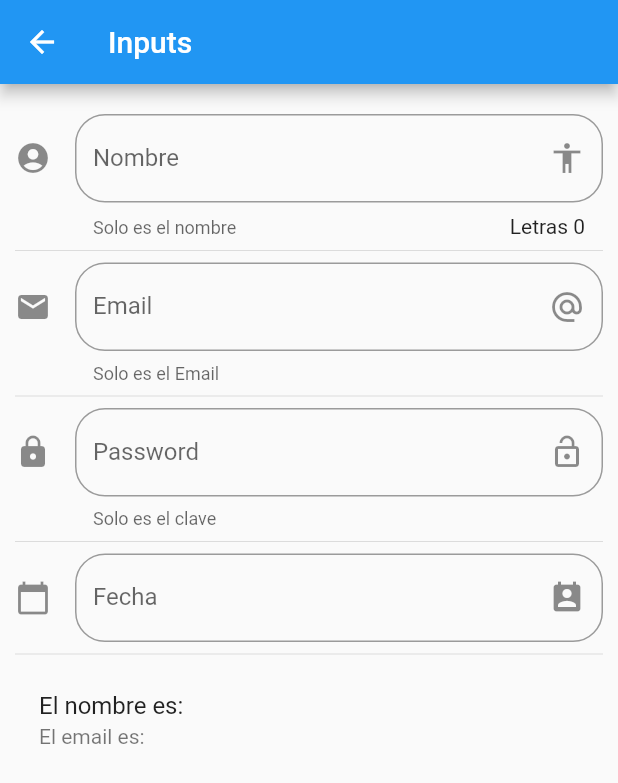
After one commit to rlence/App-Componentes, a Flutter app: the screen it shows after launch, after a tap on "Inputs", on a phone screen of 412 x 824 dp. The commit adds this screen. Shown: the top 783 px of the screen. Run offline on Flutter 3.47's test engine with Material 2 defaults, Android fonts, the phone set to English and light mode, and no system bars; network calls fail.

Commit message:
colocando del data time picker, mas los inputs y el idioma del datePicker

```diff
--- a/data/menu_opts.json
+++ b/data/menu_opts.json
@@ -20,6 +20,11 @@
             "ruta" : "animetedContainer",
             "icon" : "donut_large",
             "texto": "Animeted Container"
+        },
+        {
+            "ruta" : "inputs",
+            "icon" : "input",
+            "texto": "Inputs"
         }
     ]
 }
--- a/lib/main.dart
+++ b/lib/main.dart
@@ -1,6 +1,7 @@
 import 'package:componentes/src/routes/routes.dart';
 import 'package:flutter/material.dart';
 import 'package:componentes/src/page/alert_page.dart';
+import 'package:flutter_localizations/flutter_localizations.dart';
 
 
 void main() => runApp(MyApp());
@@ -12,6 +13,17 @@ class MyApp extends StatelessWidget {
     return MaterialApp(
       title: 'Material App',
       debugShowCheckedModeBanner: false,
+       localizationsDelegates: [
+        // ... app-specific localization delegate[s] here
+        GlobalMaterialLocalizations.delegate,
+        GlobalWidgetsLocalizations.delegate,
+
+      ],
+       supportedLocales: [
+        const Locale('en', 'US'), // English
+        const Locale('es', 'ES'), // Hebrew
+        // ... other locales the app supports
+  ],
       //home: HomePage(),
       initialRoute: '/',
       routes: getAplicationRoutes(),
--- /dev/null
+++ b/lib/src/page/inputs_page.dart
@@ -0,0 +1,170 @@
+import 'package:flutter/material.dart';
+
+
+class InputPage extends StatefulWidget {
+  @override
+  _InputPageState createState() => _InputPageState();
+}
+
+class _InputPageState extends State<InputPage> {
+
+  String _nombre = '';
+  String _email = '';
+  String _fecha = '';
+
+  TextEditingController _inputFiledDateController = new TextEditingController();
+
+  @override
+  Widget build(BuildContext context) {
+    return Scaffold(
+      appBar: AppBar(
+        title: Text('Inputs'),
+      ),
+      body: ListView(
+        padding: EdgeInsets.symmetric(horizontal: 10.0, vertical: 20.0),
+        children: <Widget>[
+          _crearInput(),
+          Divider(),
+          _crearEmail(),
+          Divider(),
+          _crearPassword(),
+          Divider(),
+          _crearFecha( context ),
+          Divider(),
+          _crearPersona(),
+        ],
+      ),
+    );
+  }
+
+  Widget _crearInput() {
+
+    return TextField(
+      //autofocus: true,
+      textCapitalization: TextCapitalization.sentences,
+      decoration: InputDecoration(
+        border: OutlineInputBorder(
+          borderRadius: BorderRadius.circular(20.0),
+        ),
+        counter: Text('Letras ${ _nombre.length }'),
+        labelText: 'Nombre', //este es el nombre que va en la parte superiror del input
+        hintText: 'Nombre de la persona', //este es el plasholder en html como texto de fondo
+        helperText: 'Solo es el nombre',
+        suffixIcon: Icon(Icons.accessibility), //icono al final del input
+        icon: Icon(Icons.account_circle), //icono al prinpicio y al lateral del input
+      ),
+      onChanged: (valor){
+
+        setState(() {
+          _nombre = valor;
+        });
+      },
+    );
+
+  }
+
+
+  Widget  _crearEmail(){
+
+    return TextField(
+      keyboardType: TextInputType.emailAddress,
+      decoration: InputDecoration(
+        border: OutlineInputBorder(
+          borderRadius: BorderRadius.circular(20.0),
+        ),
+        labelText: 'Email', //este es el nombre que va en la parte superiror del input
+        hintText: 'Tu correo electronico', //este es el plasholder en html como texto de fondo
+        helperText: 'Solo es el Email',
+        suffixIcon: Icon(Icons.alternate_email), //icono al final del input
+        icon: Icon(Icons.email), //icono al prinpicio y al lateral del input
+      ),
+      onChanged: (valor){
+
+        setState(() {
+          _email = valor;
+        });
+      },
+    );
+
+  }
+
+
+  Widget _crearPassword(){
+
+    return TextField(
+      obscureText: true,
+      decoration: InputDecoration(
+        border: OutlineInputBorder(
+          borderRadius: BorderRadius.circular(20.0),
+        ),
+        labelText: 'Password', //este es el nombre que va en la parte superiror del input
+        hintText: 'Tu contraseña', //este es el plasholder en html como texto de fondo
+        helperText: 'Solo es el clave',
+        suffixIcon: Icon(Icons.lock_open), //icono al final del input
+        icon: Icon(Icons.lock), //icono al prinpicio y al lateral del input
+      ),
+      onChanged: (valor){
+
+
+      },
+    );
+
+  }
+
+  Widget _crearFecha( BuildContext context ){
+
+    return TextField(
+      controller: _inputFiledDateController,
+      enableInteractiveSelection: false,
+      decoration: InputDecoration(
+        border: OutlineInputBorder(
+          borderRadius: BorderRadius.circular(20.0),
+        ),
+        labelText: 'Fecha', //este es el nombre que va en la parte superiror del input
+        hintText: 'Fecha de namiento', //este es el plasholder en html como texto de fondo
+        suffixIcon: Icon(Icons.perm_contact_calendar), //icono al final del input
+        icon: Icon(Icons.calendar_today), //icono al prinpicio y al lateral del input
+      ),
+      onTap: (){
+
+        FocusScope.of(context).requestFocus(new FocusNode());
+        _selectDate( context );
+
+      },
+    );
+
+  }
+
+  _selectDate( BuildContext context ) async {
+
+    DateTime picked = await showDatePicker(
+      context: context,
+      initialDate: new DateTime.now(), //dia de inicio
+      firstDate: new DateTime(2018), //año de comienzo
+      lastDate: new DateTime(2025), //año de finalizacion
+      locale: Locale('es', 'ES')
+    );
+
+    if( picked != null ){
+      setState(() {
+
+        _fecha = picked.toString();
+        _inputFiledDateController.text = _fecha;
+      });
+    }
+
+  }
+
+
+
+
+
+  Widget _crearPersona(){
+    return ListTile(
+      title: Text('El nombre es: $_nombre'),
+      subtitle: Text('El email es: $_email'),
+    );
+  }
+
+
+}
--- a/lib/src/routes/routes.dart
+++ b/lib/src/routes/routes.dart
@@ -5,6 +5,7 @@ import 'package:componentes/src/page/card_page.dart';
 import 'package:componentes/src/page/alert_page.dart';
 import 'package:componentes/src/page/avatar_page.dart';
 import 'package:componentes/src/page/home_page.dart';
+import 'package:componentes/src/page/inputs_page.dart';
 
 Map <String, WidgetBuilder> getAplicationRoutes(){
 
@@ -14,6 +15,7 @@ Map <String, WidgetBuilder> getAplicationRoutes(){
         'avatar':(BuildContext context) => AvatarPage(),
         'card':(BuildContext context) => CardPage(),
         'animetedContainer':(BuildContext context) => AnimatedContainerPage(),
+        'inputs':(BuildContext context) => InputPage(),
       };
 
 
--- a/lib/src/utils/icono_string_util.dart
+++ b/lib/src/utils/icono_string_util.dart
@@ -5,7 +5,8 @@ final _icons = <String, IconData>{
   'add_alert': Icons.add_alert,
   'accessibility': Icons.accessibility,
   'folder_open': Icons.folder_open,
-  'donut_large':Icons.donut_large
+  'donut_large':Icons.donut_large,
+  'input':Icons.input,
 
 };
 
--- a/pubspec.yaml
+++ b/pubspec.yaml
@@ -19,6 +19,11 @@ environment:
 dependencies:
   flutter:
     sdk: flutter
+
+  flutter_localizations:
+    sdk: flutter
+
+  flutter_cupertino_localizations: ^1.0.1
 
   # The following adds the Cupertino Icons font to your application.
   # Use with the CupertinoIcons class for iOS style icons.
```
Also changed, not shown: pubspec.lock.
